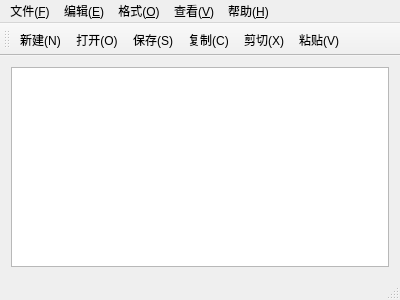
First picture: the form in Qt_Study/PART_3/untitled/mainwindow.ui, repository WR0903/study_note, before the edit.
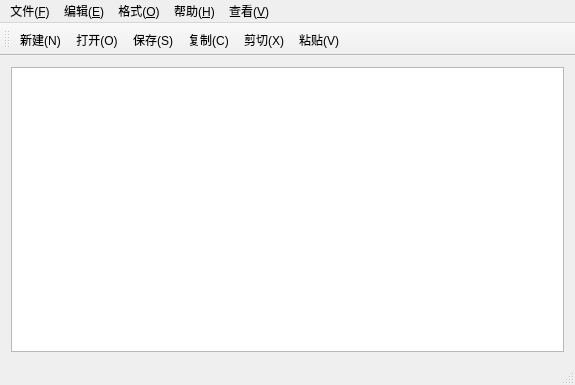
Second picture: the form after the edit. Icons and pictures are not drawn.

```diff
--- a/Qt_Study/PART_3/untitled/mainwindow.ui
+++ b/Qt_Study/PART_3/untitled/mainwindow.ui
@@ -6,8 +6,8 @@
    <rect>
     <x>0</x>
     <y>0</y>
-    <width>400</width>
-    <height>300</height>
+    <width>575</width>
+    <height>385</height>
    </rect>
   </property>
   <property name="windowTitle">
@@ -29,7 +29,7 @@
     <rect>
      <x>0</x>
      <y>0</y>
-     <width>400</width>
+     <width>575</width>
      <height>31</height>
     </rect>
    </property>
@@ -66,21 +66,26 @@
      <string>格式(&amp;O)</string>
     </property>
    </widget>
-   <widget class="QMenu" name="menu_V">
-    <property name="title">
-     <string>查看(&amp;V)</string>
-    </property>
-   </widget>
    <widget class="QMenu" name="menu_H">
     <property name="title">
      <string>帮助(&amp;H)</string>
     </property>
+    <addaction name="updateAction"/>
+    <addaction name="aboutSoftWareAction"/>
+    <addaction name="helpAction"/>
+    <addaction name="aboutWebAction"/>
+    <addaction name="aboutQtAction"/>
+   </widget>
+   <widget class="QMenu" name="menu_V">
+    <property name="title">
+     <string>查看(&amp;V)</string>
+    </property>
    </widget>
    <addaction name="menu"/>
    <addaction name="menu_E"/>
    <addaction name="menu_G"/>
-   <addaction name="menu_V"/>
    <addaction name="menu_H"/>
+   <addaction name="menu_V"/>
   </widget>
   <widget class="QToolBar" name="mainToolBar">
    <attribute name="toolBarArea">
```
Left out of the diff: 25 changed lines with no effect on the pictures.
